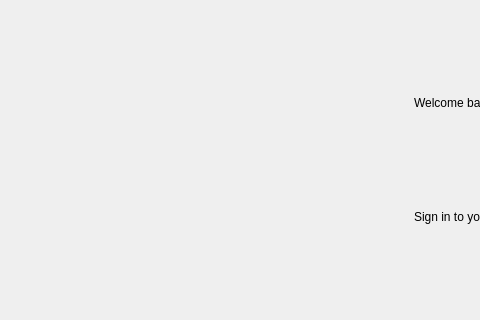
Above: ui/login_window.ui from imndllnuri/students-attendance-app before the change; both pictures show x 146 to 626 and y 0 to 320 of the 1040 by 820 pixel window. Below: the same form after it.
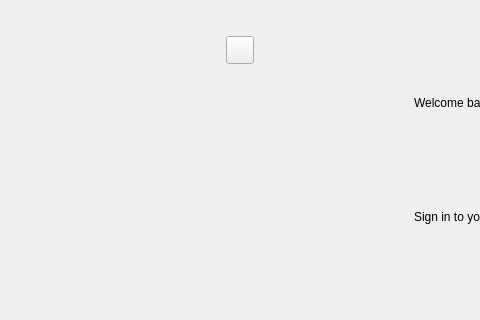
That is the form after the change.

Commit message: Add always-on LAN server deployment: opt-in auth, systemd, GUI server connection

Patch:
```diff
--- a/ui/login_window.ui
+++ b/ui/login_window.ui
@@ -52,6 +52,13 @@
           <property name="sizeHint" stdset="0"><size><width>40</width><height>20</height></size></property>
          </spacer>
         </item>
+        <item>
+         <widget class="QToolButton" name="server_settings_btn">
+          <property name="minimumSize"><size><width>28</width><height>28</height></size></property>
+          <property name="maximumSize"><size><width>28</width><height>28</height></size></property>
+          <property name="cursor"><cursorShape>PointingHandCursor</cursorShape></property>
+         </widget>
+        </item>
        </layout>
       </item>
       <item>
```
The commit also changes 23 other files.
